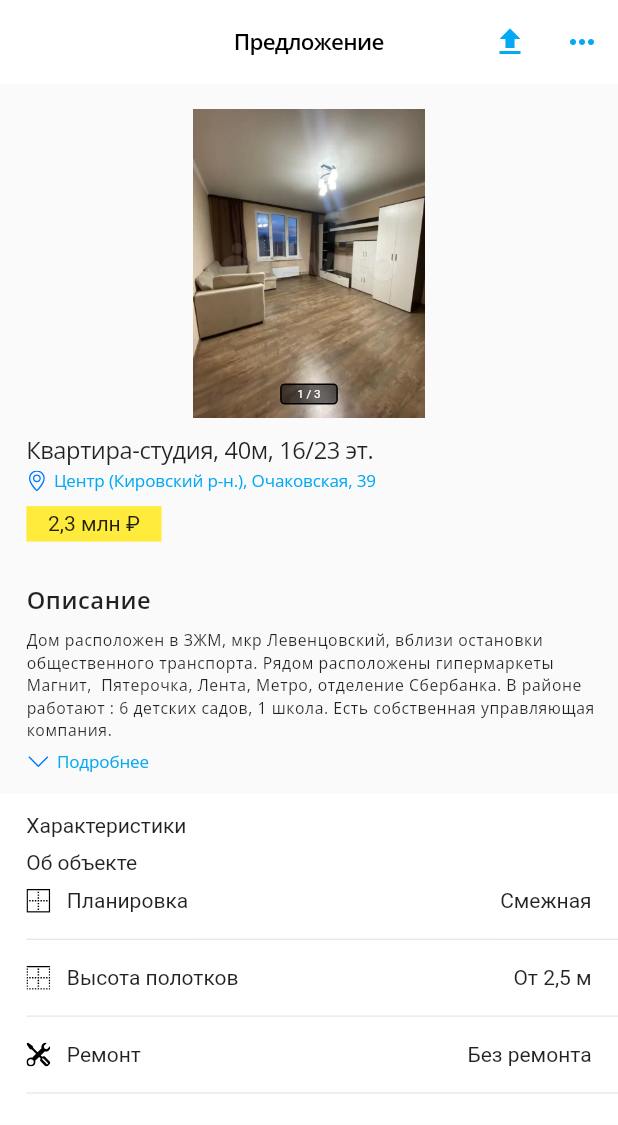
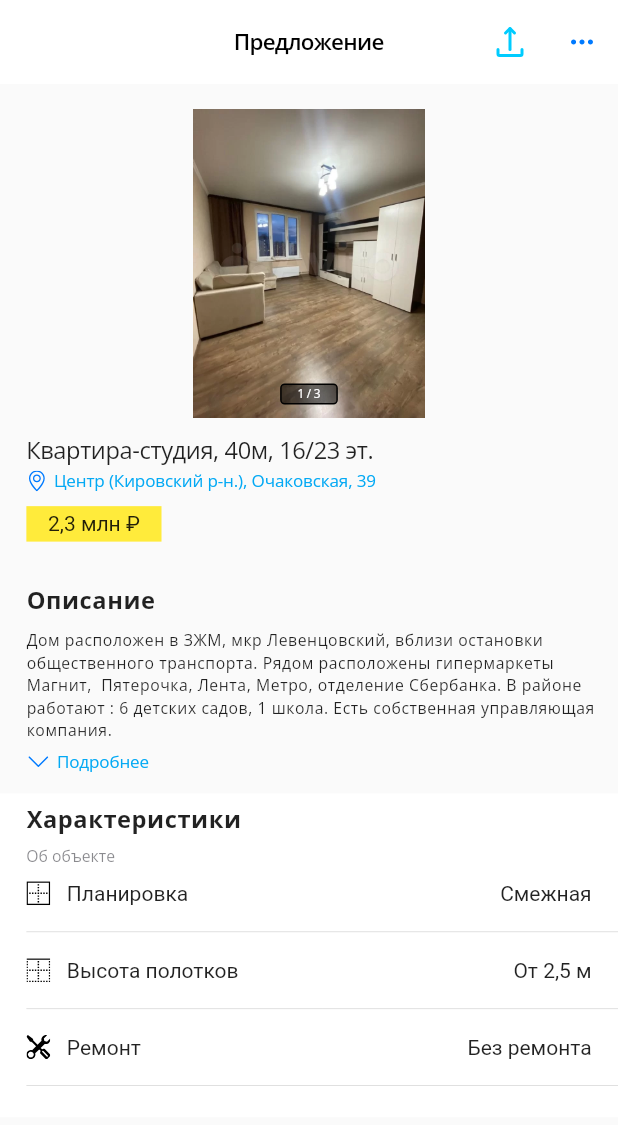
Before and after one commit to asayke/avito_page, a Flutter app: the screen it shows after launch, on a phone screen of 412 x 824 dp. Shown: the top 1125 px of the screen. Run offline on Flutter 3.47's test engine with Material 2 defaults, Android fonts, the phone set to English and light mode, and no system bars; drawn by our look-alikes of carousel_slider; our stand-ins replace equatable, flutter_screenutil, flutter_svg.

Commit message:
Refactored code

```diff
--- a/lib/home_page.dart
+++ b/lib/home_page.dart
@@ -7,7 +7,7 @@ import 'package:avito_page/widgets/specifications.dart';
 import 'package:flutter/material.dart';
 import 'package:flutter_screenutil/flutter_screenutil.dart';
 import 'package:carousel_slider/carousel_slider.dart';
-import 'package:flutter_svg/flutter_svg.dart';
+import 'package:flutter_svg/svg.dart';
 import 'utils/app_text_styles.dart';
 
 class HomePage extends StatelessWidget {
@@ -17,26 +17,17 @@ class HomePage extends StatelessWidget {
   Widget build(BuildContext context) {
     return Scaffold(
       appBar: AppBar(
-        title: Text("Предложение",
-            style: TextStyle(
-                color: Colors.black,
-                letterSpacing: -0.41.w,
-                height: 22.h / 17.sp,
-                fontSize: 17.sp,
-                fontWeight: FontWeight.w600,
-                fontFamily: "OpenSans")),
+        title: Text("Предложение", style: AppTextStyles.titleTextStyle),
         centerTitle: true,
         elevation: 0,
         backgroundColor: Colors.white,
         actions: [
           IconButton(
-              color: Colors.lightBlue,
               onPressed: () {},
-              icon: const Icon(Icons.upload)),
+              icon: SvgPicture.asset(AppIcons.uploadIcon)),
           IconButton(
-              color: Colors.lightBlue,
               onPressed: () {},
-              icon: const Icon(Icons.more_horiz)),
+              icon: SvgPicture.asset(AppIcons.threeDots1Icon)),
         ],
       ),
       body: SingleChildScrollView(
@@ -62,7 +53,9 @@ class HomePage extends StatelessWidget {
               ),
             ),
             const AnnouncementWidget(),
-            SizedBox(height: 10.h,),
+            SizedBox(
+              height: 10.h,
+            ),
             const DescriptionWidget(),
             const SpecificationsWidget(),
           ],
--- a/lib/utils/app_icons.dart
+++ b/lib/utils/app_icons.dart
@@ -5,4 +5,5 @@ abstract class AppIcons {
   static const String tools1Icon = "assets/icons/tools 1.svg";
   static const String chevronDown1Icon = "assets/icons/chevron-down 1.svg";
   static const String geoAlt1Icon = "assets/icons/geo-alt1.svg";
+  static const String threeDots1Icon= "assets/icons/three-dots 1.svg";
 }
--- a/lib/utils/app_text_styles.dart
+++ b/lib/utils/app_text_styles.dart
@@ -38,5 +38,21 @@ abstract class AppTextStyles {
       fontSize: 9.0.sp,
       fontWeight: FontWeight.w400,
       letterSpacing: 1.59.w,
-      height: 10.h / 9.sp);
+      height: 10.h / 9.sp,
+      fontFamily: "OpenSans");
+
+  static final TextStyle titleTextStyle = TextStyle(
+      color: Colors.black,
+      letterSpacing: -0.41.w,
+      height: 22.h / 17.sp,
+      fontSize: 17.sp,
+      fontWeight: FontWeight.w600,
+      fontFamily: "OpenSans");
+
+  static final TextStyle aboutObjectTextStyle = TextStyle(
+      color: const Color.fromRGBO(60, 60, 67, 0.6),
+      fontSize: 12.sp,
+      height: 16.h / 12.sp,
+      fontWeight: FontWeight.w400,
+      fontFamily: "OpenSans");
 }
--- a/lib/widgets/specifications.dart
+++ b/lib/widgets/specifications.dart
@@ -3,6 +3,7 @@ import 'package:flutter/material.dart';
 import 'package:flutter_screenutil/flutter_screenutil.dart';
 
 import '../utils/app_icons.dart';
+import '../utils/app_text_styles.dart';
 
 class SpecificationsWidget extends StatelessWidget {
   const SpecificationsWidget({super.key});
@@ -19,11 +20,14 @@ class SpecificationsWidget extends StatelessWidget {
       child: Column(
         crossAxisAlignment: CrossAxisAlignment.start,
         children: [
-          Text("Характеристики"),
+          Text(
+            "Характеристики",
+            style: AppTextStyles.descriptionTitleTextStyle,
+          ),
           SizedBox(
             height: 10.h,
           ),
-          Text("Об объекте"),
+          Text("Об объекте", style: AppTextStyles.aboutObjectTextStyle,),
           const PropertyWidget(
               iconPath: AppIcons.borderOuter1Icon,
               propertyName: "Планировка",
--- a/pubspec.yaml
+++ b/pubspec.yaml
@@ -74,6 +74,8 @@ flutter:
           weight: 400
         - asset: assets/fonts/OpenSans-SemiBold.ttf
           weight: 600
+        - asset: assets/fonts/OpenSans-Bold.ttf
+          weight: 700
   # An image asset can refer to one or more resolution-specific "variants", see
   # https://flutter.dev/assets-and-images/#resolution-aware
 
```
Also changed, not shown: assets/fonts/OpenSans-Bold.ttf (added), assets/icons/three-dots 1.svg (added).
